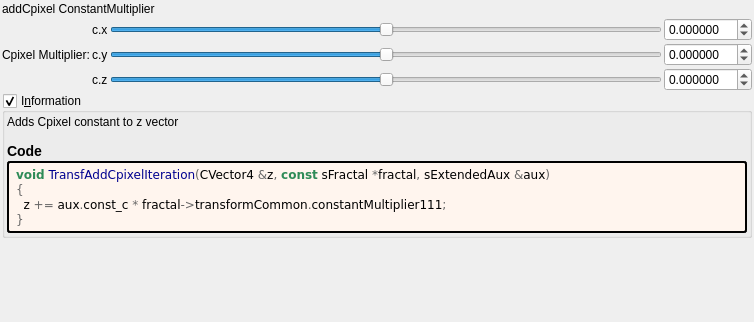
Qt form mandelbulber2/formula/ui/fractal_transf_add_cpixel.ui (buddhi1980/mandelbulber2) before a commit.
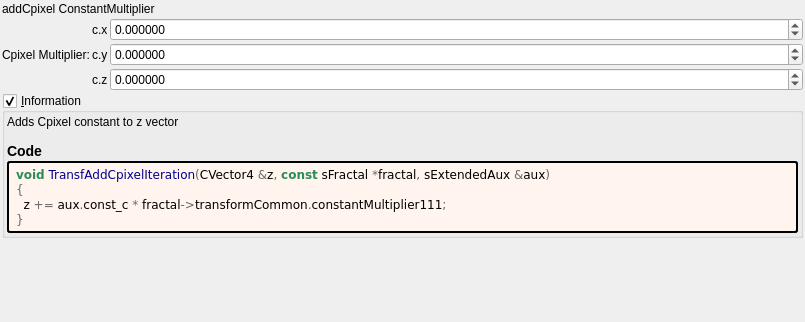
The same form after that commit. Custom widgets are drawn as their Qt base class.

Commit message: Cleaned up 18 UIs for fractal transforms

The edit to the form file:
```diff
--- a/mandelbulber2/formula/ui/fractal_transf_add_cpixel.ui
+++ b/mandelbulber2/formula/ui/fractal_transf_add_cpixel.ui
@@ -6,7 +6,7 @@
    <rect>
     <x>0</x>
     <y>0</y>
-    <width>754</width>
+    <width>805</width>
     <height>322</height>
    </rect>
   </property>
@@ -40,12 +40,12 @@
     </widget>
    </item>
    <item>
-    <layout class="QGridLayout" name="gridLayout">
+    <layout class="QGridLayout" name="gridLayout" columnstretch="0,0,1">
      <property name="spacing">
       <number>2</number>
      </property>
-     <item row="0" column="3">
-      <widget class="MyDoubleSpinBox" name="spinbox3_transf_constant_multiplier_111_x">
+     <item row="1" column="2">
+      <widget class="MyDoubleSpinBox" name="spinbox3_transf_constant_multiplier_111_y">
        <property name="sizePolicy">
         <sizepolicy hsizetype="Minimum" vsizetype="Maximum">
          <horstretch>0</horstretch>
@@ -72,31 +72,6 @@
        </property>
       </widget>
      </item>
-     <item row="0" column="2">
-      <widget class="QSlider" name="slider3_transf_constant_multiplier_111_x">
-       <property name="sizePolicy">
-        <sizepolicy hsizetype="Expanding" vsizetype="Maximum">
-         <horstretch>0</horstretch>
-         <verstretch>0</verstretch>
-        </sizepolicy>
-       </property>
-       <property name="minimum">
-        <number>-10000000</number>
-       </property>
-       <property name="maximum">
-        <number>10000000</number>
-       </property>
-       <property name="value">
-        <number>0</number>
-       </property>
-       <property name="sliderPosition">
-        <number>0</number>
-       </property>
-       <property name="orientation">
-        <enum>Qt::Horizontal</enum>
-       </property>
-      </widget>
-     </item>
      <item row="0" column="1">
       <widget class="QLabel" name="label_109">
        <property name="text">
@@ -104,85 +79,42 @@
        </property>
       </widget>
      </item>
-     <item row="1" column="2">
-      <widget class="QSlider" name="slider3_transf_constant_multiplier_111_y">
+     <item row="0" column="0" rowspan="3">
+      <widget class="QLabel" name="label_108">
+       <property name="text">
+        <string>Cpixel Multiplier:</string>
+       </property>
+      </widget>
+     </item>
+     <item row="0" column="2">
+      <widget class="MyDoubleSpinBox" name="spinbox3_transf_constant_multiplier_111_x">
        <property name="sizePolicy">
-        <sizepolicy hsizetype="Expanding" vsizetype="Maximum">
+        <sizepolicy hsizetype="Minimum" vsizetype="Maximum">
          <horstretch>0</horstretch>
          <verstretch>0</verstretch>
         </sizepolicy>
        </property>
+       <property name="prefix">
+        <string/>
+       </property>
+       <property name="suffix">
+        <string/>
+       </property>
+       <property name="decimals">
+        <number>6</number>
+       </property>
        <property name="minimum">
-        <number>-10000000</number>
+        <double>-99.989999999999995</double>
        </property>
        <property name="maximum">
-        <number>10000000</number>
+        <double>99.989999999999995</double>
        </property>
-       <property name="value">
-        <number>0</number>
-       </property>
-       <property name="sliderPosition">
-        <number>0</number>
-       </property>
-       <property name="orientation">
-        <enum>Qt::Horizontal</enum>
+       <property name="singleStep">
+        <double>0.100000000000000</double>
        </property>
       </widget>
      </item>
      <item row="2" column="2">
-      <widget class="QSlider" name="slider3_transf_constant_multiplier_111_z">
-       <property name="sizePolicy">
-        <sizepolicy hsizetype="Expanding" vsizetype="Maximum">
-         <horstretch>0</horstretch>
-         <verstretch>0</verstretch>
-        </sizepolicy>
-       </property>
-       <property name="minimum">
-        <number>-10000000</number>
-       </property>
-       <property name="maximum">
-        <number>10000000</number>
-       </property>
-       <property name="value">
-        <number>0</number>
-       </property>
-       <property name="sliderPosition">
-        <number>0</number>
-       </property>
-       <property name="orientation">
-        <enum>Qt::Horizontal</enum>
-       </property>
-      </widget>
-     </item>
-     <item row="1" column="3">
-      <widget class="MyDoubleSpinBox" name="spinbox3_transf_constant_multiplier_111_y">
-       <property name="sizePolicy">
-        <sizepolicy hsizetype="Minimum" vsizetype="Maximum">
-         <horstretch>0</horstretch>
-         <verstretch>0</verstretch>
-        </sizepolicy>
-       </property>
-       <property name="prefix">
-        <string/>
-       </property>
-       <property name="suffix">
-        <string/>
-       </property>
-       <property name="decimals">
-        <number>6</number>
-       </property>
-       <property name="minimum">
-        <double>-99.989999999999995</double>
-       </property>
-       <property name="maximum">
-        <double>99.989999999999995</double>
-       </property>
-       <property name="singleStep">
-        <double>0.100000000000000</double>
-       </property>
-      </widget>
-     </item>
-     <item row="2" column="3">
       <widget class="MyDoubleSpinBox" name="spinbox3_transf_constant_multiplier_111_z">
        <property name="sizePolicy">
         <sizepolicy hsizetype="Minimum" vsizetype="Maximum">
@@ -224,19 +156,12 @@
        </property>
       </widget>
      </item>
-     <item row="0" column="0" rowspan="3">
-      <widget class="QLabel" name="label_108">
-       <property name="text">
-        <string>Cpixel Multiplier:</string>
-       </property>
-      </widget>
-     </item>
     </layout>
    </item>
    <item>
     <widget class="MyGroupBox" name="groupCheck_info">
      <property name="title">
-      <string>I&amp;nformation</string>
+      <string>&amp;Information</string>
      </property>
      <property name="flat">
       <bool>false</bool>
```
Left out of the diff: 5 changed lines with no effect on the pictures. The commit also changes 19 other files.
